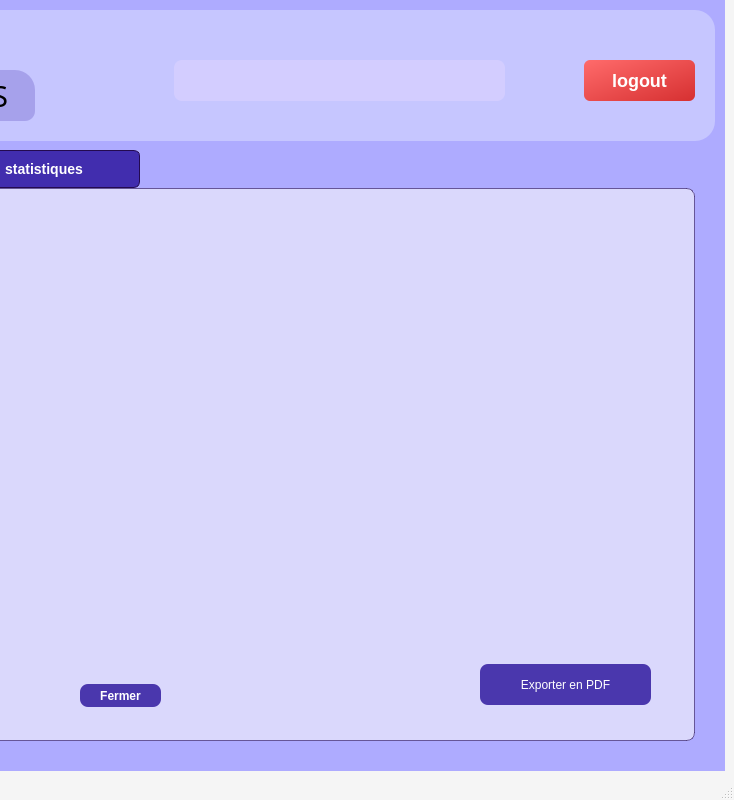
Above: mainwindow.ui from MontaCHOUIG/MallFlow before the change; both pictures show x 656 to 1390 and y 0 to 800 of the 1390 by 800 pixel window. Below: the same form after it.
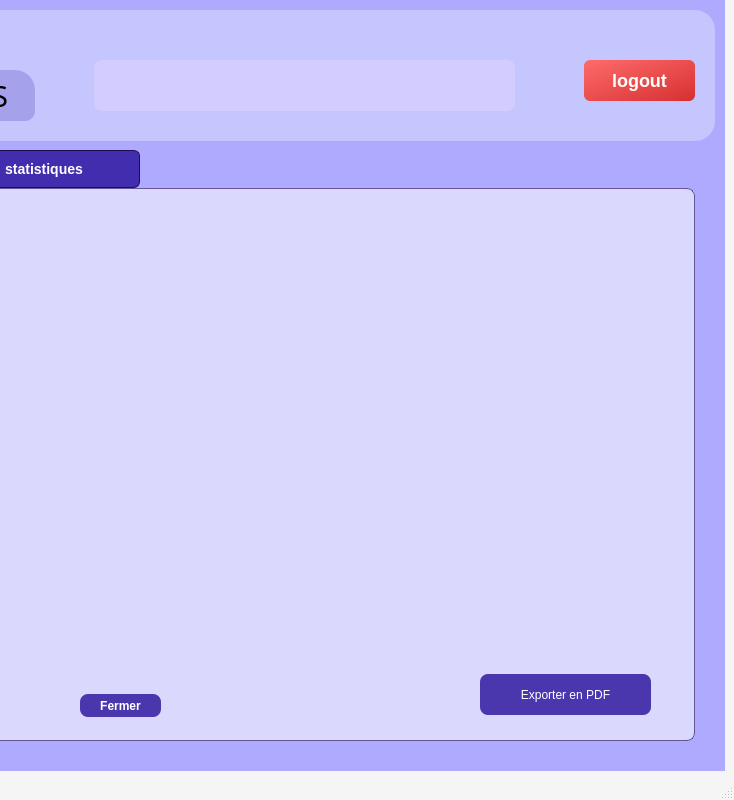
That is the form after the change. Icons and pictures are not drawn.

The edit to the form file:
```diff
--- a/mainwindow.ui
+++ b/mainwindow.ui
@@ -769,7 +769,7 @@
       <property name="geometry">
        <rect>
         <x>910</x>
-        <y>470</y>
+        <y>480</y>
         <width>171</width>
         <height>41</height>
        </rect>
@@ -805,7 +805,7 @@
       <property name="geometry">
        <rect>
         <x>510</x>
-        <y>490</y>
+        <y>500</y>
         <width>81</width>
         <height>23</height>
        </rect>
@@ -849,8 +849,8 @@
      <widget class="QWidget" name="chartWidget" native="true">
       <property name="geometry">
        <rect>
-        <x>0</x>
-        <y>0</y>
+        <x>10</x>
+        <y>10</y>
         <width>1091</width>
         <height>461</height>
        </rect>
@@ -1165,10 +1165,10 @@
     <widget class="QLabel" name="label_authUser">
      <property name="geometry">
       <rect>
-       <x>610</x>
+       <x>530</x>
        <y>50</y>
-       <width>331</width>
-       <height>41</height>
+       <width>421</width>
+       <height>51</height>
       </rect>
      </property>
      <property name="styleSheet">
```
